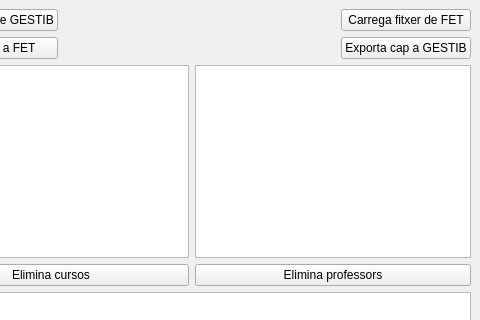
Above: mainwindow.ui from pnegre/XESFET before the change; both pictures show x 96 to 576 and y 0 to 320 of the 576 by 543 pixel window. Below: the same form after it.
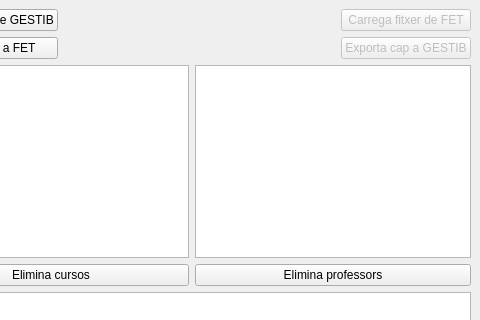
That is the form after the change.

Commit message: Deshabilitats botons que no fan res

```diff
--- a/mainwindow.ui
+++ b/mainwindow.ui
@@ -70,6 +70,9 @@
        <layout class="QVBoxLayout" name="verticalLayout_2">
         <item>
          <widget class="QPushButton" name="but_import_2">
+          <property name="enabled">
+           <bool>false</bool>
+          </property>
           <property name="maximumSize">
            <size>
             <width>179</width>
@@ -83,6 +86,9 @@
         </item>
         <item>
          <widget class="QPushButton" name="pushButton_2">
+          <property name="enabled">
+           <bool>false</bool>
+          </property>
           <property name="maximumSize">
            <size>
             <width>179</width>
```
Left out of the diff: 2 changed lines with no effect on the pictures.
